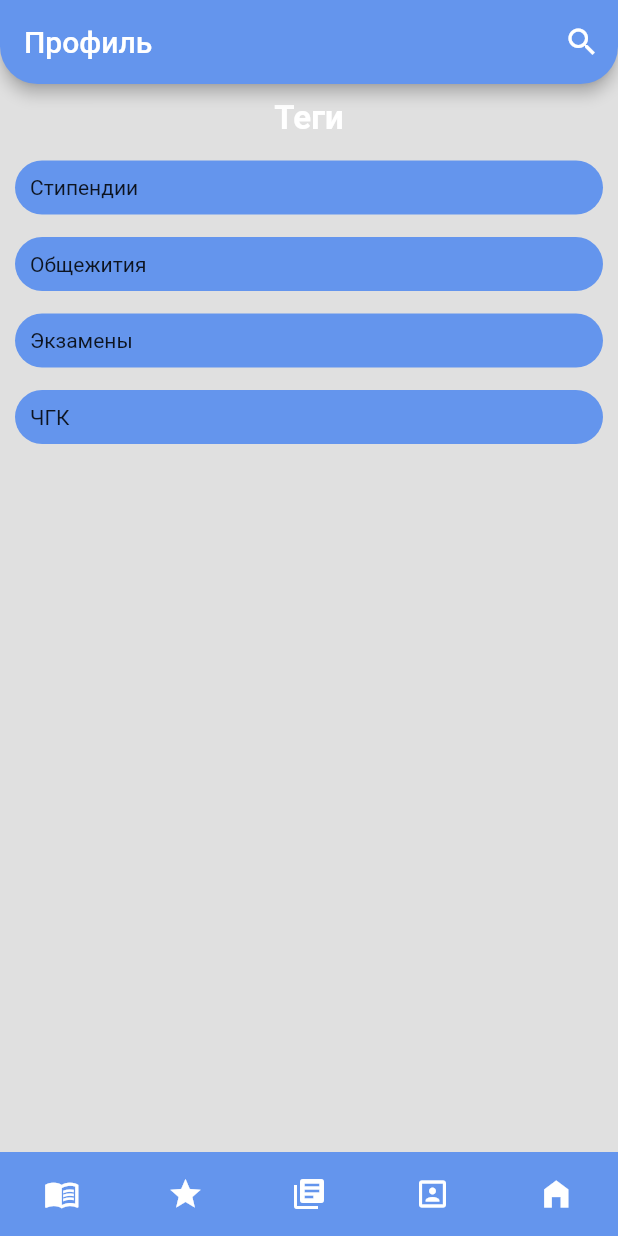
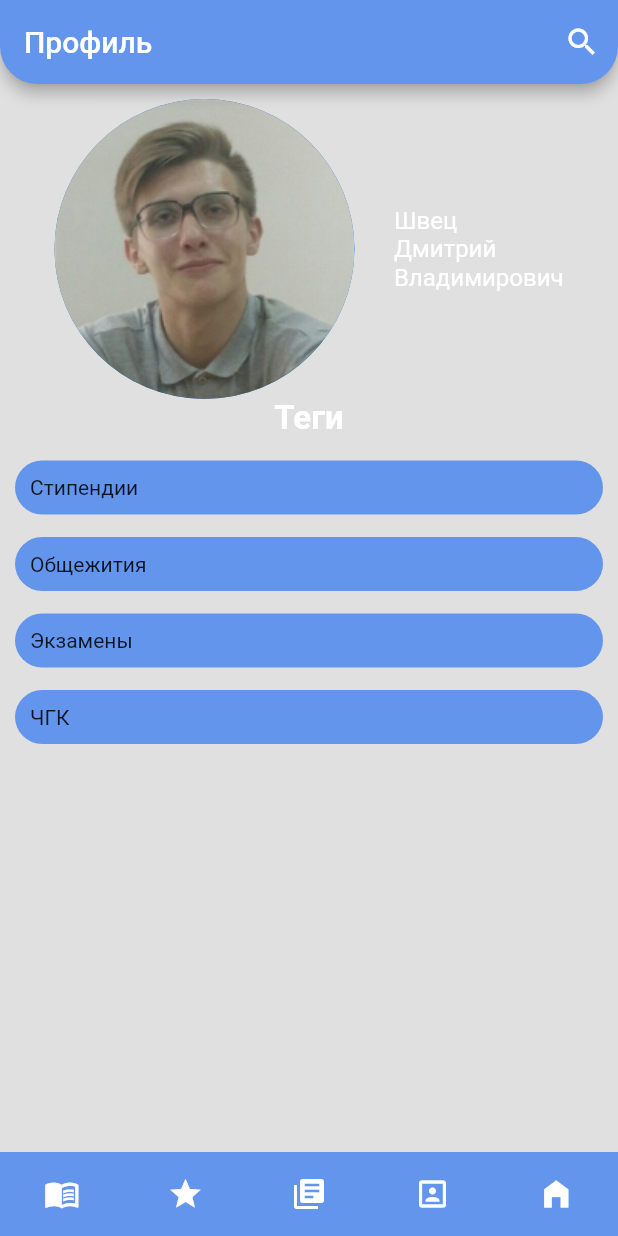
Before and after one commit to AndreyKondakovGW/Project-Sbornik-Pervokursnika-, a Flutter app: the screen it shows after launch, item 4 of the bottom bar chosen, on a phone screen of 412 x 824 dp. Run offline on Flutter 3.47's test engine with Material 2 defaults, Android fonts, the phone set to English and light mode, and no system bars; drawn by our look-alikes of flutter_snake_navigationbar; our stand-ins replace bloc, flutter_bloc; Roboto replaces fonts that are missing (Tahoma).

```diff
--- a/lib/presentation/pages/ProfilePage.dart
+++ b/lib/presentation/pages/ProfilePage.dart
@@ -1,6 +1,27 @@
 import 'package:flutter/material.dart';
 import '../../domain/modle/TegItem.dart';
 import 'BasePage.dart';
+
+
+class StudentsFIO {
+  //ИМЯ
+  final String firstname;
+  //ФАМИЛИЯ
+  final String lastndname;
+  //ОТЧЕСТВО
+  final String midletname;
+
+  StudentsFIO({this.firstname, this.lastndname, this.midletname});
+
+}
+
+var StudentsMass = [
+StudentsFIO (
+    firstname:'Дмитрий',
+    lastndname:'Швец',
+    midletname:'Владимирович',
+),
+];
 
 var arraytegs = [
   TegItem(text: 'Стипендии'),
@@ -36,10 +57,10 @@ class ProfilePage extends StatelessWidget {
           Row(
             mainAxisAlignment: MainAxisAlignment.spaceEvenly,
             children: [
-              //StudentPhoto(NameImage: 'profilephoto'),
-              //ProfileFio(
-                //studentsFIO: StudentsMass[0],
-              //),
+              StudentPhoto(NameImage: 'profilephoto'),
+              ProfileFio(
+                studentsFIO: StudentsMass[0],
+              ),
             ],
           ),
           Container(
@@ -89,3 +110,48 @@ class TegItemWidget extends StatelessWidget {
       ]);
   }
 }
+
+class StudentPhoto extends StatelessWidget{
+  final String NameImage;
+
+  StudentPhoto({this.NameImage});
+
+  @override
+  Widget build(BuildContext context) {
+    return CircleAvatar(
+      backgroundImage: AssetImage('assets/images/$NameImage.jpg'),
+      radius: 100,
+
+    );
+  }
+}
+
+class ProfileFio extends StatelessWidget{
+
+  final StudentsFIO studentsFIO;
+  TextStyle _style(){
+    return TextStyle(
+        fontFamily: 'Tahoma',
+        fontSize: 16,
+        fontWeight: FontWeight.normal,
+        color: Colors.white
+    );
+  }
+  const ProfileFio({this.studentsFIO});
+
+  @override
+  Widget build(BuildContext context) {
+    return Container(
+        child: Column(
+          crossAxisAlignment: CrossAxisAlignment.start,
+          children: [
+            Text(studentsFIO.lastndname, style: _style()),
+            Text(studentsFIO.firstname, style: _style()),
+            Text(studentsFIO.midletname, style: _style()),
+          ],
+        ),
+    );
+
+  }
+
+}
```
